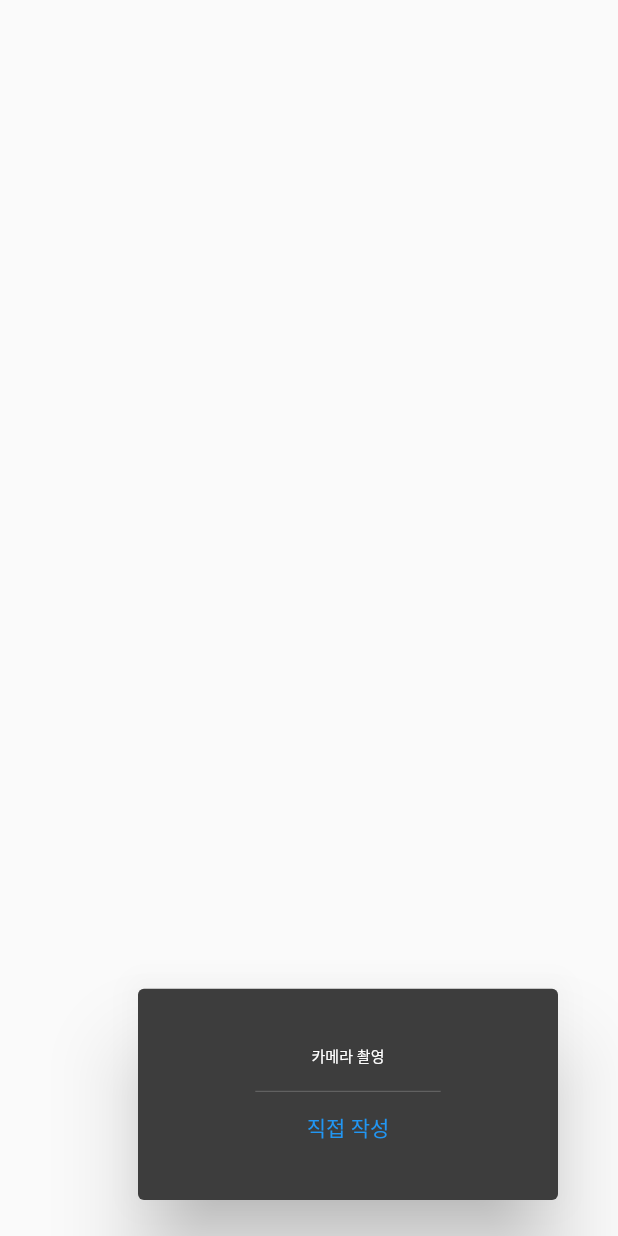
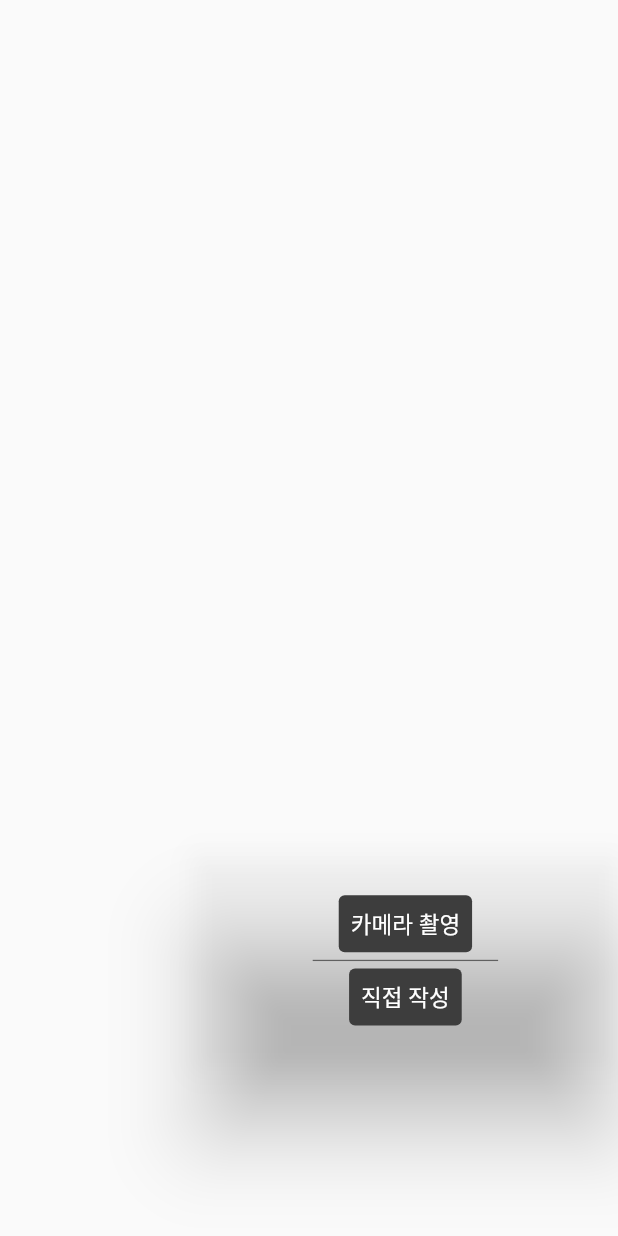
Before and after one commit to jongse7/yaksisi, a Flutter app: the CameraPopUp widget shown alone on an empty page, opened directly, on a phone screen of 412 x 824 dp. Run offline on Flutter 3.47's test engine with Material 2 defaults, Android fonts, the phone set to English and light mode, and no system bars; our stand-ins replace table_calendar.

Commit message:
팝업창 수정

```diff
--- a/lib/coponent/camera_pop_up.dart
+++ b/lib/coponent/camera_pop_up.dart
@@ -8,38 +8,53 @@ class CameraPopUp extends StatelessWidget {
     double width = MediaQuery.of(context).size.width;
     double height = MediaQuery.of(context).size.height;
     return AlertDialog(
-      backgroundColor: Color(0xff3D3D3D),
-      alignment: Alignment.bottomRight,
+      // 배경색
+      backgroundColor: const Color(0x00FFFFFF),
+      // 어디 생성될지
+      alignment: Alignment(width * 0.006,height * 0.00088),
+      // 주축
       actionsAlignment: MainAxisAlignment.center,
+      // 팝업 안 요소들
       content: Column(
         mainAxisSize: MainAxisSize.min,
         crossAxisAlignment: CrossAxisAlignment.center,
         children: [
-          TextButton(
-            child: const Text(
-              '카메라 촬영',
-              style: TextStyle(
-                color: Colors.white,
-                fontSize: 10,
-              ),
-            ),
-            onPressed: () {
-              Navigator.of(context).pop();
-            },
-          ),
+          _TextButton(titleText: "카메라 촬영"),
           Container(
             color: Color(0xff616161),
             width: width * 0.3,
             height: height * 0.001,
           ),
-          TextButton(
-            child: const Text('직접 작성'),
-            onPressed: () {
-              Navigator.of(context).pop();
-            },
-          ),
+          _TextButton(titleText: "직접 작성"),
         ],
       ),
     );
   }
 }
+
+class _TextButton extends StatelessWidget {
+  final String titleText;
+
+  const _TextButton({required this.titleText, Key? key}) : super(key: key);
+
+  @override
+  Widget build(BuildContext context) {
+    double width = MediaQuery.of(context).size.width;
+    double height = MediaQuery.of(context).size.height;
+    return TextButton(
+      style: ElevatedButton.styleFrom(
+        backgroundColor: Color(0xff3D3D3D),
+      ),
+      child: Text(
+        titleText,
+        style: TextStyle(
+          color: Colors.white,
+          fontSize: 15,
+        ),
+      ),
+      onPressed: () {
+        Navigator.of(context).pop();
+      },
+    );
+  }
+}
--- a/lib/coponent/navigator_bar.dart
+++ b/lib/coponent/navigator_bar.dart
@@ -13,13 +13,15 @@ class NavigatorBar extends StatelessWidget {
   Widget build(BuildContext context) {
     double width = MediaQuery.of(context).size.width;
     double height = MediaQuery.of(context).size.height;
-    return DefaultTabController(
+    return Scaffold(
+      body: DefaultTabController(
         length: 3, // 페이지 개수
         child: Stack(
           children: [
             BottomTapBar(),
             CameraButton(),
           ],
+        ),
       ),
     );
   }
@@ -61,7 +63,7 @@ class BottomTapBar extends StatelessWidget {
                 width: width * 0.018,
               ),
               borderRadius: BorderRadius.circular(width * 0.1),
-              insets: EdgeInsets.symmetric(horizontal: -width * 0.03),
+              insets: EdgeInsets.symmetric(horizontal: width * 0.05),
             ),
             indicatorPadding: EdgeInsets.only(bottom: height * 0.016),
             //label color
```
Also changed, not shown: pubspec.lock. Lines whose indentation alone changed are shown as unchanged.
